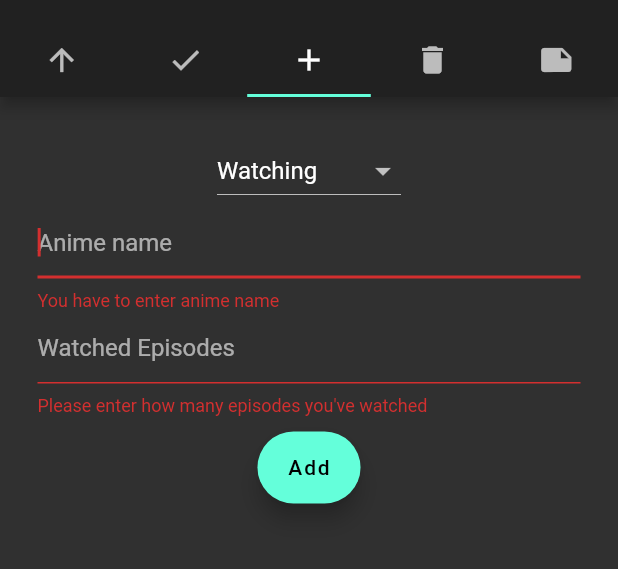
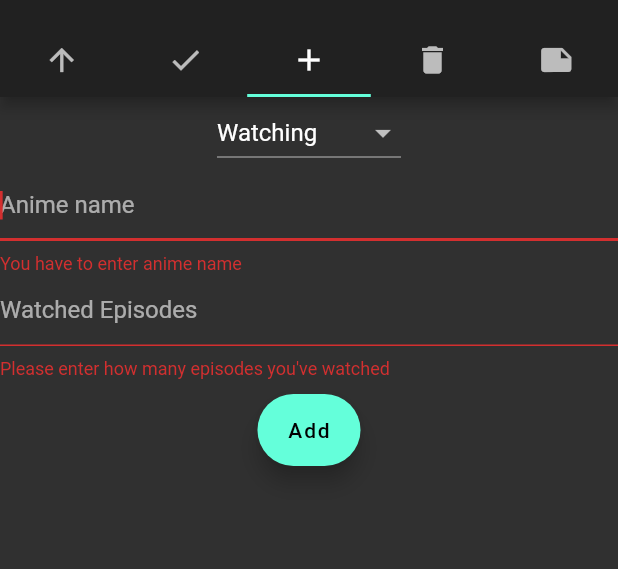
Before and after one commit to zytact/Jiyu, a Flutter app: the screen it shows after launch, tab 3 chosen, on a phone screen of 412 x 824 dp, the part 59-628 px from its top. Run offline on Flutter 3.47's test engine with Material 2 defaults, Android fonts, the phone set to English and light mode, and no system bars; our stand-ins replace sqflite; accounts and stored records are empty.

Commit message:
Removed Scaffold and Padding from Form

```diff
--- a/lib/AddPage.dart
+++ b/lib/AddPage.dart
@@ -97,10 +97,7 @@ class _AddPageState extends State<AddPage> {
 
   @override
   Widget build(BuildContext context) {
-    return Scaffold(
-      body: SingleChildScrollView(
-        child: Padding(
-          padding: const EdgeInsets.all(25.0),
+    return SingleChildScrollView(
       child: Form(
           child: Column(
         key: this._formKey,
@@ -108,8 +105,7 @@ class _AddPageState extends State<AddPage> {
           DropdownButton(
             items: this._status.map((String dropDownStringItem) {
               return DropdownMenuItem(
-                      child: Text(dropDownStringItem),
-                      value: dropDownStringItem);
+                  child: Text(dropDownStringItem), value: dropDownStringItem);
             }).toList(),
             onChanged: (String value) {
               this.setState(() {
@@ -137,6 +133,7 @@ class _AddPageState extends State<AddPage> {
           ),
           TextFormField(
             autovalidate: true,
+            keyboardType: TextInputType.number,
             enabled: _watchedEpisodeInput,
             controller: watched_episodes,
             decoration: InputDecoration(hintText: "Watched Episodes"),
@@ -159,8 +156,6 @@ class _AddPageState extends State<AddPage> {
           )
         ],
       )),
-        ),
-      ),
     );
   }
 }
```
Lines whose indentation alone changed are shown as unchanged.
